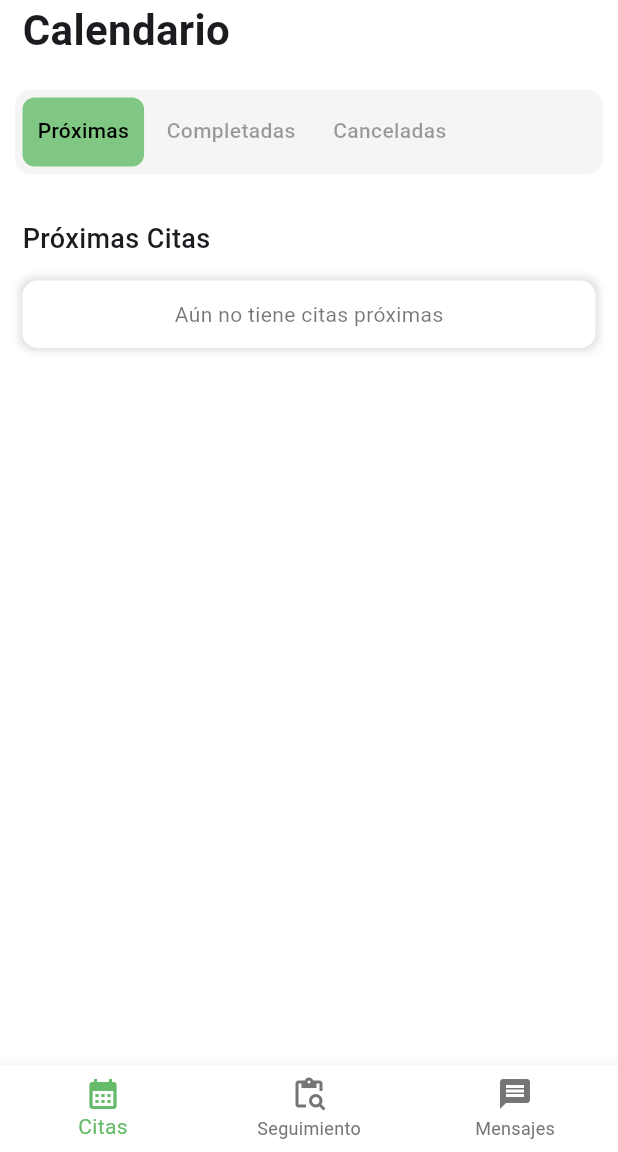
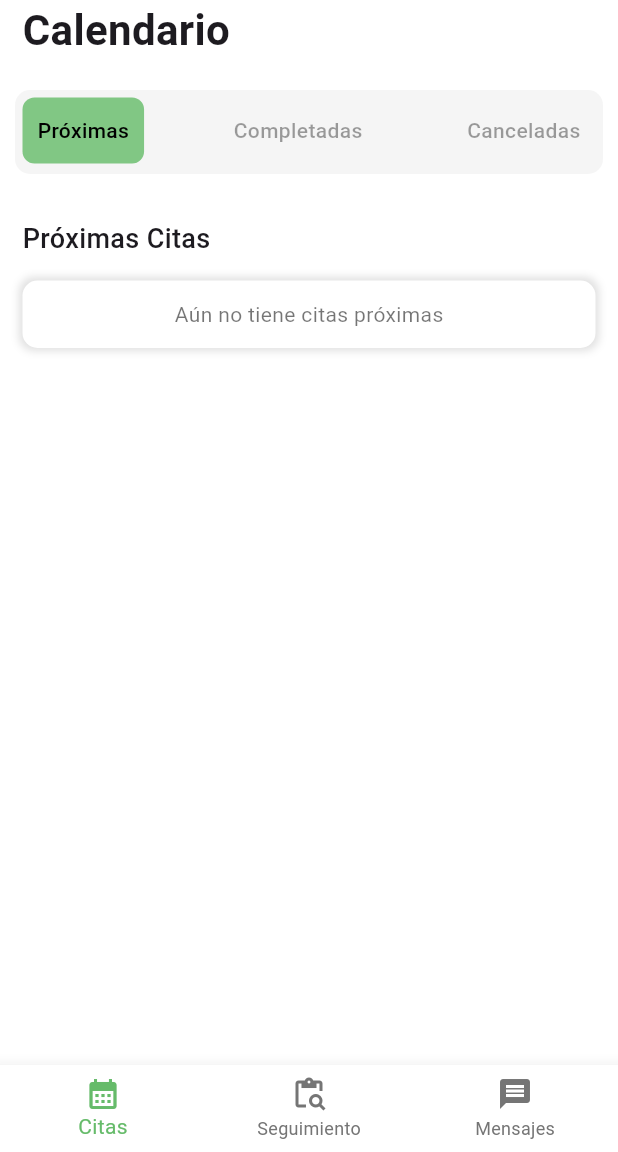
Before and after one commit to GabrielAgundiz/MechanicTracking, a Flutter app: the SchedulePage screen opened directly, after a tap on "Completadas", after a tap on "Canceladas", after a tap on the "logout" icon, on a phone screen of 412 x 824 dp, the part 84-1236 px from its top. Run offline on Flutter 3.47's test engine with Material 3 defaults, Android fonts, the phone set to English and light mode, and no system bars; our stand-ins replace cloud_firestore, dotted_line, email_validator, firebase_auth, firebase_core, google_fonts and 2 more; missing offline and left inert: custom_clippers; accounts and stored records are empty.

Commit message:
Front End Fixes

```diff
--- a/mechanictraking/lib/screens/admin/schedulead.dart
+++ b/mechanictraking/lib/screens/admin/schedulead.dart
@@ -74,8 +74,14 @@ class _SchedulePageADState extends State<SchedulePageAD> {
                     56, // Altura fija para el contenedor que contiene los botones.
                 width: MediaQuery.of(context).size.width,
                 child: ListView(
-                  scrollDirection: Axis.horizontal,
                   children: [
+                    Container(
+                      width: MediaQuery.of(context).size.width,
+                      child: Row(
+                        crossAxisAlignment: CrossAxisAlignment.center,
+                        mainAxisAlignment: MainAxisAlignment.spaceBetween,
+                        children: [
+
                           InkWell(
                             onTap: () {
                               setState(() {
@@ -101,7 +107,7 @@ class _SchedulePageADState extends State<SchedulePageAD> {
                                   )),
                             ),
                           ),
-                    const SizedBox(width: 5), // Espaciado entre los botones
+
                           InkWell(
                             onTap: () {
                               setState(() {
@@ -127,7 +133,7 @@ class _SchedulePageADState extends State<SchedulePageAD> {
                                   )),
                             ),
                           ),
-                    const SizedBox(width: 5), // Espaciado entre los botones
+
                           InkWell(
                             onTap: () {
                               setState(() {
@@ -155,6 +161,10 @@ class _SchedulePageADState extends State<SchedulePageAD> {
                               ),
                             ),
                           ),
+
+                        ],
+                      ),
+                    ),
                   ],
                 ),
               ),
--- a/mechanictraking/lib/screens/admin/trackingad.dart
+++ b/mechanictraking/lib/screens/admin/trackingad.dart
@@ -62,9 +62,10 @@ class _TrackingPageADState extends State<TrackingPageAD> {
                 height: 56,
                 width: MediaQuery.of(context).size.width,
                 child: ListView(
-                  scrollDirection: Axis.horizontal,
                   children: [
-                    Row(
+                    Container(
+                      width: MediaQuery.of(context).size.width,
+                      child: Row(
                         mainAxisAlignment: MainAxisAlignment.spaceBetween,
                         crossAxisAlignment: CrossAxisAlignment.center,
                         children: [
@@ -101,7 +102,7 @@ class _TrackingPageADState extends State<TrackingPageAD> {
                             },
                             child: Container(
                               padding: const EdgeInsets.symmetric(
-                                vertical: 12, horizontal: 30),
+                                  vertical: 12, horizontal: 50),
                               decoration: BoxDecoration(
                                 borderRadius: BorderRadius.circular(8),
                                 color: _buttonIndex == 1
@@ -120,6 +121,7 @@ class _TrackingPageADState extends State<TrackingPageAD> {
                           ),
                         ],
                       ),
+                    ),
                   ],
                 ),
               ),
--- a/mechanictraking/lib/screens/user/schedule.dart
+++ b/mechanictraking/lib/screens/user/schedule.dart
@@ -73,8 +73,14 @@ class _SchedulePageState extends State<SchedulePage> {
                     56, // Altura fija para el contenedor que contiene los botones.
                 width: MediaQuery.of(context).size.width,
                 child: ListView(
-                  scrollDirection: Axis.horizontal,
                   children: [
+                    Container(
+                      width: MediaQuery.of(context).size.width,
+                      child: Row(
+                        crossAxisAlignment: CrossAxisAlignment.center,
+                        mainAxisAlignment: MainAxisAlignment.spaceBetween,
+                        children: [
+
                           InkWell(
                             onTap: () {
                               setState(() {
@@ -100,7 +106,7 @@ class _SchedulePageState extends State<SchedulePage> {
                                   )),
                             ),
                           ),
-                    const SizedBox(width: 5), // Espaciado entre los botones
+
                           InkWell(
                             onTap: () {
                               setState(() {
@@ -126,7 +132,7 @@ class _SchedulePageState extends State<SchedulePage> {
                                   )),
                             ),
                           ),
-                    const SizedBox(width: 5), // Espaciado entre los botones
+
                           InkWell(
                             onTap: () {
                               setState(() {
@@ -152,6 +158,10 @@ class _SchedulePageState extends State<SchedulePage> {
                                       : Colors.black38,
                                 ),
                               ),
+                            ),
+                          ),
+
+                        ],
                       ),
                     ),
                   ],
--- a/mechanictraking/lib/screens/user/tracking.dart
+++ b/mechanictraking/lib/screens/user/tracking.dart
@@ -63,9 +63,10 @@ class _TrackingPageState extends State<TrackingPage> {
                 height: 56,
                 width: MediaQuery.of(context).size.width,
                 child: ListView(
-                  scrollDirection: Axis.horizontal,
                   children: [
-                    Row(
+                    Container(
+                      width: MediaQuery.of(context).size.width,
+                      child: Row(
                         mainAxisAlignment: MainAxisAlignment.spaceBetween,
                         crossAxisAlignment: CrossAxisAlignment.center,
                         children: [
@@ -102,7 +103,7 @@ class _TrackingPageState extends State<TrackingPage> {
                             },
                             child: Container(
                               padding: const EdgeInsets.symmetric(
-                                vertical: 12, horizontal: 30),
+                                  vertical: 12, horizontal: 50),
                               decoration: BoxDecoration(
                                 borderRadius: BorderRadius.circular(8),
                                 color: _buttonIndex == 1
@@ -121,6 +122,7 @@ class _TrackingPageState extends State<TrackingPage> {
                           ),
                         ],
                       ),
+                    ),
                   ],
                 ),
               ),
```
Lines whose indentation alone changed are shown as unchanged.
